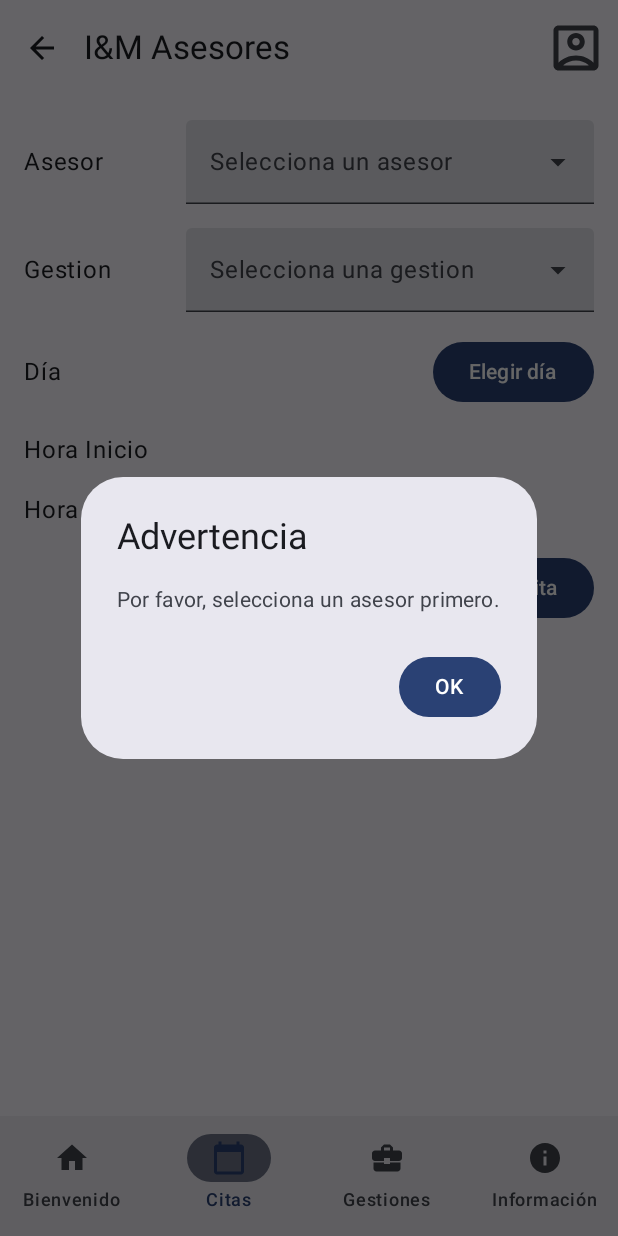
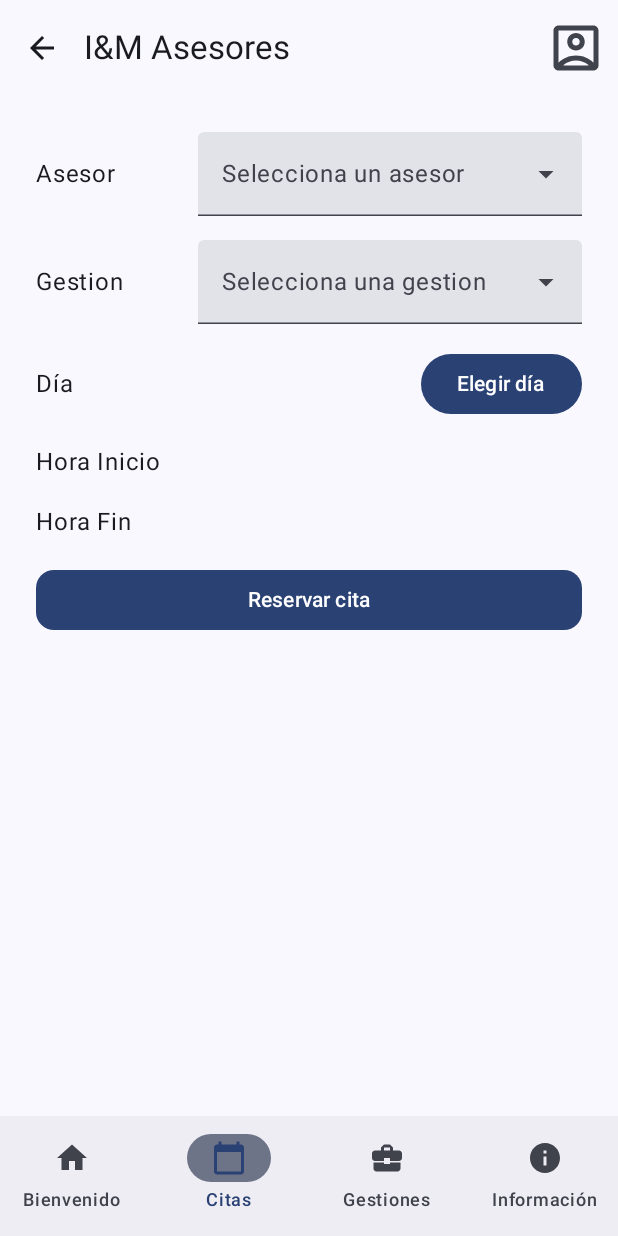
Before and after one commit to carloshg12/RetoCJI, an Android app built with Jetpack Compose: the screen it shows after launch (MainActivity), item 2 of the bottom bar chosen, on a phone screen of 412 x 824 dp. Run offline under Robolectric (Android 15) with nearby library versions, the phone set to English and light mode, and no system bars; our stand-ins replace Dagger/Hilt's generated code, Firebase (no records; nobody signed in at launch, a user with empty details on screens opened directly), accompanist, livedata-compose; libraries missing offline, so code that uses them is left out: com.google.firebase.database, com.itextpdf.kernel, com.itextpdf.layout; network calls fail; 1 statement that could not run was skipped.

Commit message:
Mejoras diseño

```diff
--- a/app/src/main/java/com/example/retocji/ui/components/citas/CitaPersonalizada.kt
+++ b/app/src/main/java/com/example/retocji/ui/components/citas/CitaPersonalizada.kt
@@ -34,6 +34,7 @@ import com.example.retocji.domain.models.citas.CitasDTO
 import com.example.retocji.ui.viewmodels.CitasViewModel
 import SeleccionHoras
 import android.util.Log
+import androidx.compose.material3.MaterialTheme
 import androidx.compose.runtime.collectAsState
 import androidx.compose.ui.graphics.Color
 import androidx.compose.ui.platform.LocalContext
@@ -55,17 +56,12 @@ import java.util.concurrent.TimeUnit
 @OptIn(ExperimentalMaterial3Api::class)
 @Composable
 fun CitaPersonalizada(
-    expandedAsesores: MutableState<Boolean>,
     asesorDeseado: String,
-    expandedGestiones: MutableState<Boolean>,
-    gestionDeseada: String,
-    expandedHour: MutableState<Boolean>,
     selectedHour: MutableState<String>,
     asesores: List<String> = listOf(),
     gestiones: List<String> = listOf(),
     showDialog: MutableState<Boolean>,
     datePickerState: DatePickerState = rememberDatePickerState(),
-    citas: List<CitasDTO>,
     citasViewModel: CitasViewModel,
     horas: List<String>?
 ) {
@@ -77,7 +73,7 @@ fun CitaPersonalizada(
     Column(
         modifier = Modifier
             .fillMaxWidth()
-            .padding(16.dp),
+            .padding(24.dp),
         verticalArrangement = Arrangement.Center,
         horizontalAlignment = Alignment.CenterHorizontally
     ) {
@@ -86,19 +82,22 @@ fun CitaPersonalizada(
         LaunchedEffect(datePickerState.selectedDateMillis) {
             diaDeseado = datePickerState.selectedDateMillis
         }
-        var showAlert by remember { mutableStateOf(true) }
+        var showAlert by remember { mutableStateOf(false) } // Default value set to false to prevent the alert dialog from showing immediately
 
-
+        // Conditional AlertDialog appearance
         if (showAlert) {
             AlertDialog(
                 onDismissRequest = { showAlert = false },
-                title = { Text("Advertencia") },
-                text = { Text("Por favor, selecciona un asesor primero.") },
+                title = { Text("Advertencia", style = MaterialTheme.typography.headlineSmall) },
+                text = { Text("Por favor, selecciona un asesor primero.", style = MaterialTheme.typography.bodyMedium) },
                 confirmButton = {
-                    Button(onClick = { showAlert = false }) {
-                        Text("OK")
+                    Button(onClick = { showAlert = false }, modifier = Modifier.fillMaxWidth()) {
+                        Text("OK", style = MaterialTheme.typography.labelLarge)
                     }
-                }
+                },
+                containerColor = MaterialTheme.colorScheme.background,
+                titleContentColor = MaterialTheme.colorScheme.onBackground,
+                textContentColor = MaterialTheme.colorScheme.onBackground,
             )
         }
 
@@ -241,7 +240,9 @@ fun CitaPersonalizada(
             verticalAlignment = Alignment.CenterVertically
         ) {
             val context = LocalContext.current
-            Button(onClick = {
+            Button(shape = MaterialTheme.shapes.medium,
+                modifier = Modifier.fillMaxWidth(),
+                onClick = {
                 if (asesorDeseado.isEmpty() || selectedHour.value.isEmpty() || selectedDate.isEmpty()) {
                     validateFields = "false"
                 } else {
@@ -279,18 +280,18 @@ fun CitaPersonalizada(
 
         }
 
-        if(validateFields == "false") {
-            Text(text = "Hay campos vacíos",color=Color.Red)
-
-            LaunchedEffect(validateFields) {
-                delay(5000)
-                validateFields = ""
-            }
+        if (validateFields == "false") {
+            Text(
+                text = "Hay campos vacíos",
+                color = MaterialTheme.colorScheme.error,
+                style = MaterialTheme.typography.bodyLarge
+            )
         } else if (!responseMessage.isNullOrBlank()) {
-
-            Text(text = responseMessage!!,
-                color = if (responseMessage.equals("Cita creada exitosamente"))
-                    Color.Green else Color.Red )
+            Text(
+                text = responseMessage!!,
+                color = if (responseMessage == "Cita creada exitosamente") MaterialTheme.colorScheme.primary else MaterialTheme.colorScheme.error,
+                style = MaterialTheme.typography.bodyLarge
+            )
             citasViewModel.actualizarHorasDisponibles()
             LaunchedEffect(responseMessage) {
                 delay(5000)
--- a/app/src/main/java/com/example/retocji/ui/screens/Citas.kt
+++ b/app/src/main/java/com/example/retocji/ui/screens/Citas.kt
@@ -28,11 +28,6 @@ fun Citas(
     citasViewModel: CitasViewModel,
     navController: NavController
 ) {
-    var expandedAsesores by remember { mutableStateOf(false) }
-    var expandedGestiones by remember { mutableStateOf(false) }
-    //var gestionDeseada by remember { mutableStateOf("") }
-    var expandedHour by remember { mutableStateOf(false) }
-    //var selectedHour by remember { mutableStateOf("") }
     var showDialog by remember { mutableStateOf(false) }
 
     val asesorDeseado by citasViewModel.asesorDeseado.collectAsState()
@@ -41,30 +36,18 @@ fun Citas(
     val asesores by citasViewModel.gestoresLiveData.observeAsState(initial = emptyList())
     val gestiones by citasViewModel.nombresTipoCitas.collectAsState()
 
-    val citas by citasViewModel.citasPorGestorYDia.observeAsState(initial = emptyList())
     val selectedHour by citasViewModel.selectedHour.collectAsState()
-
-    val gestionDeseada by citasViewModel.tipoCita.collectAsState()
-
-
-
-
 
 
     Column {
 
             CitaPersonalizada(
-                expandedAsesores = mutableStateOf(expandedAsesores),
                 asesorDeseado = asesorDeseado,
-                expandedGestiones = mutableStateOf(expandedGestiones),
-                gestionDeseada = gestionDeseada,
-                expandedHour = mutableStateOf(expandedHour),
                 selectedHour = mutableStateOf(selectedHour),
                 asesores = asesores,
                 gestiones = gestiones,
                 showDialog = mutableStateOf(showDialog),
                 datePickerState = rememberDatePickerState(),
-                citas = citas,
                 citasViewModel,
                 horas,)
     }
```
